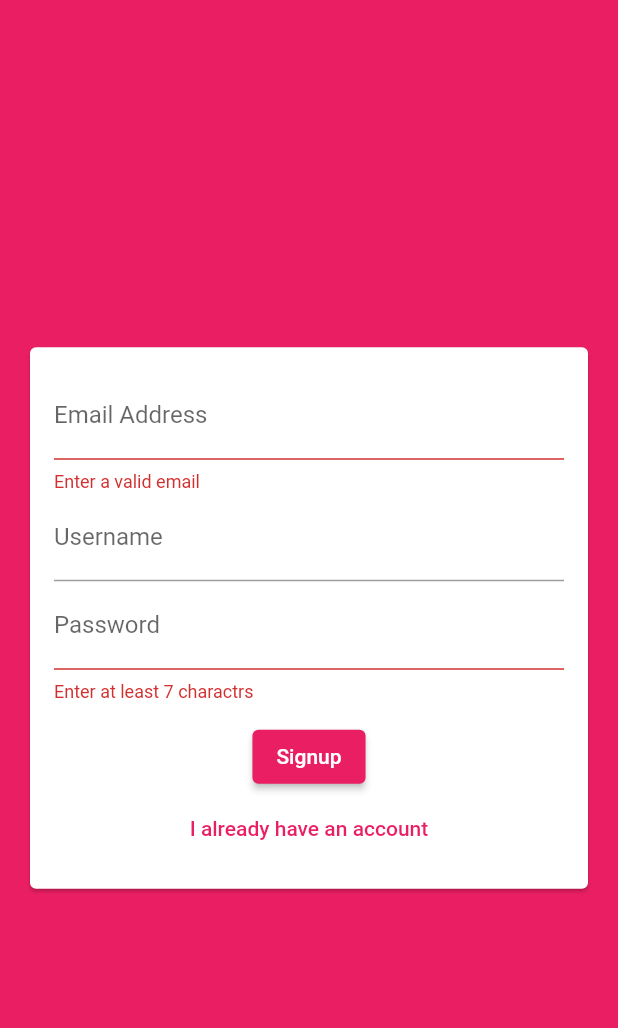
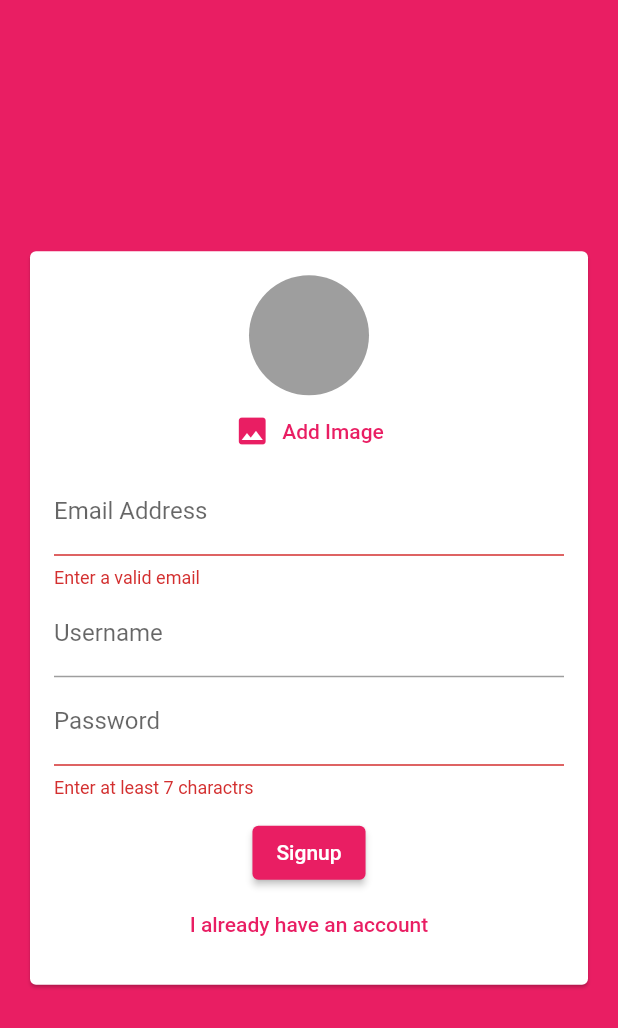
Before and after one commit to erikfors/chat_app, a Flutter app: the screen it shows after launch, after a tap on "Login", after a tap on "Create new account", on a phone screen of 412 x 824 dp. Shown: the top 1028 px of the screen. Run offline on Flutter 3.47's test engine with Material 2 defaults, Android fonts, the phone set to English and light mode, and no system bars; our stand-ins replace cloud_firestore, firebase_auth, firebase_core, image_picker; accounts and stored records are empty.

Commit message:
Added Image picker to the sign up form

```diff
--- /dev/null
+++ b/lib/widgets/Pickers/user_image_picker.dart
@@ -0,0 +1,54 @@
+import 'dart:io';
+
+import 'package:flutter/material.dart';
+import 'package:image_picker/image_picker.dart';
+
+class UserImagePicker extends StatefulWidget {
+  final Function(File pickedImage) imagePickFn;
+
+  UserImagePicker(this.imagePickFn);
+
+  @override
+  _UserImagePickerState createState() => _UserImagePickerState();
+}
+
+class _UserImagePickerState extends State<UserImagePicker> {
+  XFile? _pickedImage;
+
+  Future<void> _pickImage() async {
+    final ImagePicker _picker = ImagePicker();
+
+    // Capture a photo
+    final XFile? photo = await _picker.pickImage(source: ImageSource.camera);
+
+    setState(() {
+      _pickedImage = photo;
+    });
+
+    widget.imagePickFn(File(_pickedImage!.path));
+  }
+
+  @override
+  Widget build(BuildContext context) {
+    return Column(
+      children: [
+        CircleAvatar(
+          radius: 40,
+          backgroundColor: Colors.grey,
+          backgroundImage: _pickedImage != null
+              ? FileImage(
+                  File(_pickedImage!.path),
+                )
+              : null,
+        ),
+        TextButton.icon(
+          onPressed: _pickImage,
+          icon: Icon(Icons.image),
+          label: Text(
+            "Add Image",
+          ),
+        ),
+      ],
+    );
+  }
+}
--- a/lib/widgets/auth/auth_form.dart
+++ b/lib/widgets/auth/auth_form.dart
@@ -1,3 +1,6 @@
+import 'dart:io';
+
+import 'package:chat_app/widgets/Pickers/user_image_picker.dart';
 import 'package:flutter/material.dart';
 
 class AuthForm extends StatefulWidget {
@@ -22,10 +25,27 @@ class _AuthFormState extends State<AuthForm> {
   var _userEmail = "";
   var _userUsername = "";
   var _userPassword = "";
+  File? _userImage;
+
+  void _pickedImage(File image) {
+    _userImage = image;
+  }
 
   void _trySubmit() {
     final isValid = _formKey.currentState?.validate();
     FocusScope.of(context).unfocus();
+
+    if (_userImage == null && !_isLogin) {
+      ScaffoldMessenger.of(context).showSnackBar(
+        SnackBar(
+          content: Text(
+            "Please pick an image!",
+          ),
+          backgroundColor: Theme.of(context).errorColor,
+        ),
+      );
+      return;
+    }
 
     if (isValid!) {
       _formKey.currentState?.save();
@@ -48,6 +68,7 @@ class _AuthFormState extends State<AuthForm> {
             child: Column(
               mainAxisSize: MainAxisSize.min,
               children: [
+                if (!_isLogin) UserImagePicker(_pickedImage),
                 TextFormField(
                   key: ValueKey(
                     "email",
--- a/lib/widgets/chat/message_bubble.dart
+++ b/lib/widgets/chat/message_bubble.dart
@@ -1,4 +1,3 @@
-import 'package:cloud_firestore/cloud_firestore.dart';
 import 'package:flutter/material.dart';
 
 class MessageBubble extends StatelessWidget {
--- a/pubspec.yaml
+++ b/pubspec.yaml
@@ -31,6 +31,9 @@ dependencies:
   cloud_firestore: ^2.5.1
   firebase_core : ^1.6.0
   firebase_auth: ^3.1.0
+  image_picker: ^0.8.4
+  image_picker_for_web: ^2.1.3
+  firebase_storage: ^10.0.3
 
 dev_dependencies:
   flutter_test:
```
Also changed, not shown: pubspec.lock.
